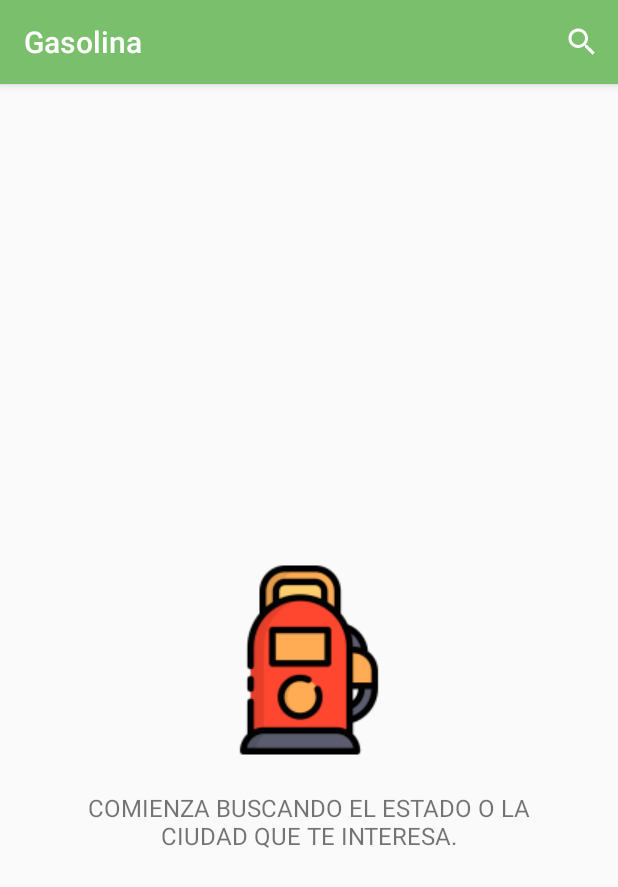
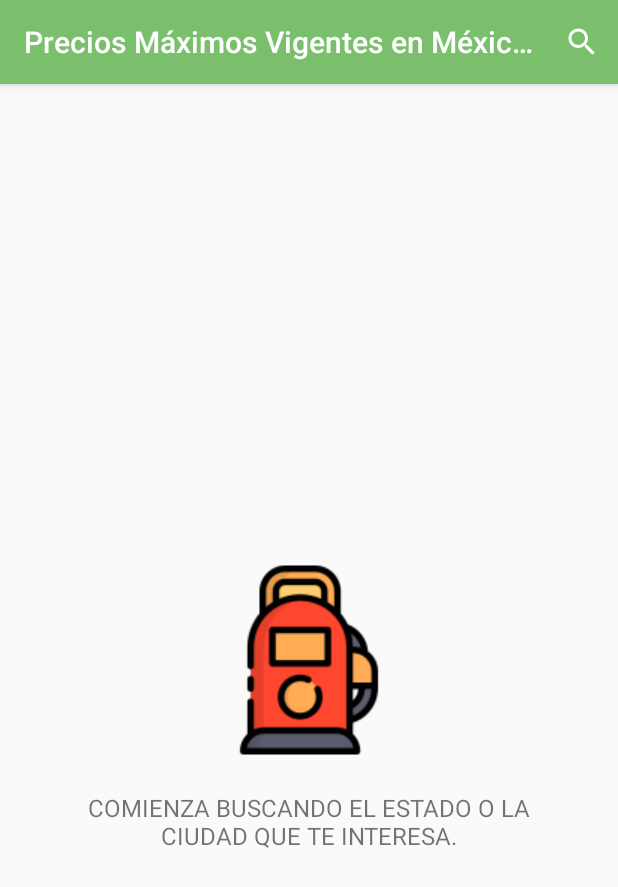
Before and after one commit to eduardorascon/Gasolina, an Android app: the screen it shows after launch (MainActivity), on a phone screen of 412 x 824 dp. Shown: the top 887 px of the screen. Run offline under Robolectric (Android 15) with nearby library versions, the phone set to English and light mode, and no system bars.

Commit message:
App name changed.

```diff
--- a/app/src/main/res/values/strings.xml
+++ b/app/src/main/res/values/strings.xml
@@ -1,3 +1,3 @@
 <resources>
-    <string name="app_name">Gasolina</string>
+    <string name="app_name">Precios Máximos Vigentes en México (Gasolina)</string>
 </resources>
```
